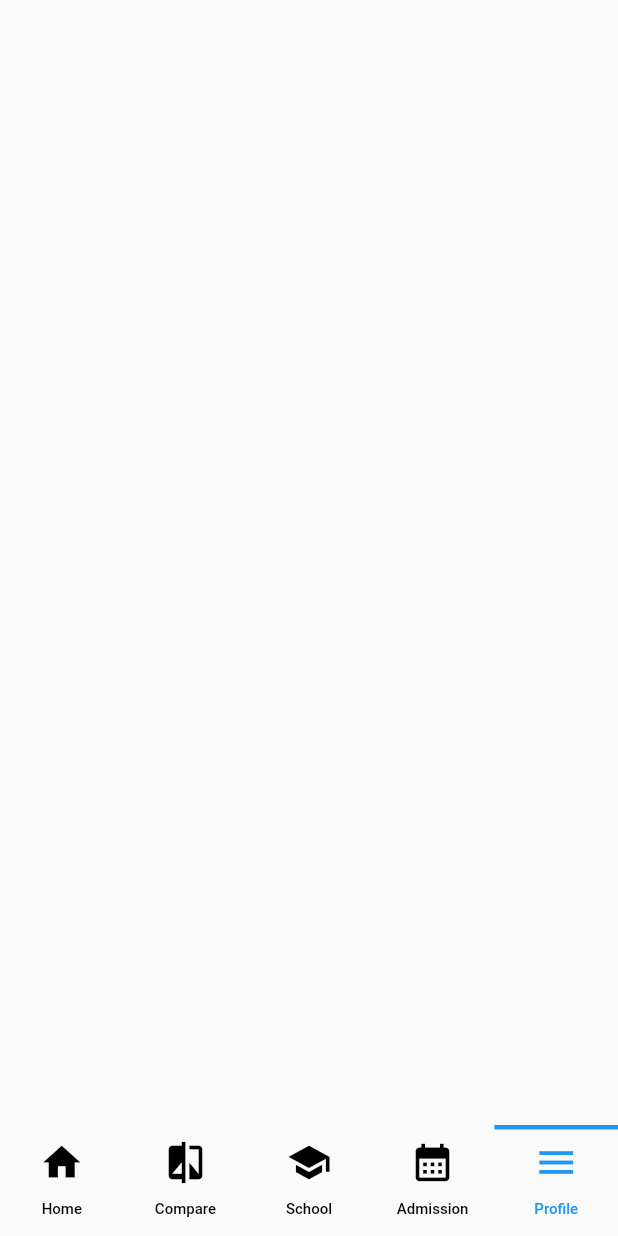
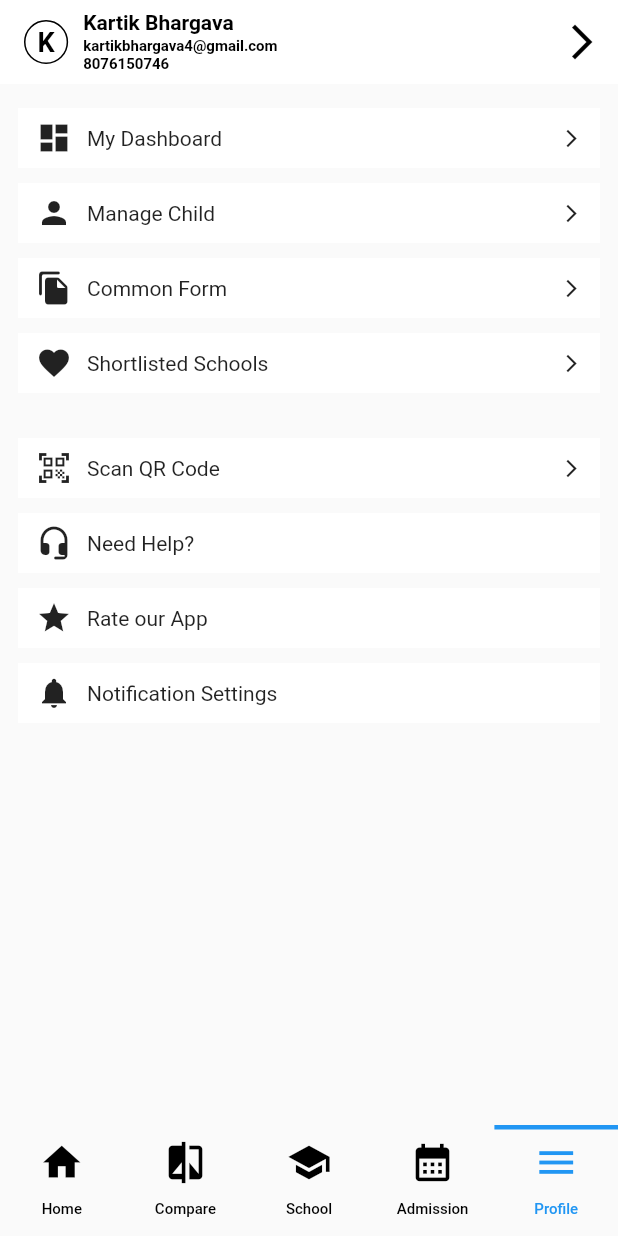
Before and after one commit to kartikbhargava11/school_app, a Flutter app: the screen it shows after launch, item 5 of the bottom bar chosen, on a phone screen of 412 x 824 dp. Run offline on Flutter 3.47's test engine with Material 2 defaults, Android fonts, the phone set to English and light mode, and no system bars; our stand-ins replace smooth_page_indicator; network calls fail.

Commit message:
add profile page

```diff
--- a/lib/main.dart
+++ b/lib/main.dart
@@ -2,6 +2,7 @@ import 'package:flutter/material.dart';
 
 import './screens/nav_screen.dart';
 import './screens/login_screen.dart';
+import './screens/search_location.dart';
 
 
 void main() {
@@ -16,6 +17,7 @@ class MyApp extends StatelessWidget {
     return MaterialApp(
       routes: {
         LoginScreen.routeName: (ctx) => const LoginScreen(),
+        SearchLocation.routeName: (ctx) => const SearchLocation()
       },
       home: const NavScreen(),
     );
--- a/lib/screens/nav_screen.dart
+++ b/lib/screens/nav_screen.dart
@@ -1,6 +1,7 @@
 import 'package:flutter/material.dart';
 
 import './home_screen.dart';
+import './profile_screen.dart';
 import '../widgets/custom_tab_bar.dart';
 
 class NavScreen extends StatefulWidget {
@@ -16,7 +17,7 @@ class _NavScreenState extends State<NavScreen> {
     Scaffold(),
     Scaffold(),
     Scaffold(),
-    Scaffold(),
+    ProfileScreen(),
   ];
 
   final Map<String, IconData> _icons = {
--- /dev/null
+++ b/lib/screens/profile_screen.dart
@@ -0,0 +1,156 @@
+import 'package:flutter/material.dart';
+
+class ProfileScreen extends StatelessWidget {
+  const ProfileScreen({Key? key}) : super(key: key);
+
+  Widget _buildContainer({ required IconData icon, required String label, seeMore = true }) {
+    return Container(
+      margin: const EdgeInsets.only(bottom: 10.0),
+      padding: const EdgeInsets.symmetric(horizontal: 12.0, vertical: 8.0),
+      decoration: const BoxDecoration(
+        color: Colors.white,
+      ),
+      child: Row(
+        children: [
+          Icon(
+            icon,
+          ),
+          const SizedBox(
+            width: 10.0,
+          ),
+          Text(
+            label
+          ),
+          const Spacer(),
+          if (seeMore)
+            const Icon(
+              Icons.arrow_forward_ios_outlined,
+              size: 14.0,
+            ),
+        ],
+      ),
+    );
+  }
+
+  @override
+  Widget build(BuildContext context) {
+    return Scaffold(
+      appBar: AppBar(
+        elevation: 0.0,
+        centerTitle: false,
+        backgroundColor: Colors.white,
+        titleTextStyle: const TextStyle(
+          color: Colors.black,
+          fontSize: 22.0,
+          fontWeight: FontWeight.bold
+        ),
+        iconTheme: const IconThemeData(
+          color: Colors.black,
+        ),
+        actions: [
+          IconButton(
+            onPressed: () {},
+            icon: const Icon(Icons.arrow_forward_ios),
+            iconSize: 28.0,
+          )
+        ],
+        title: Row(
+          children: [
+            Container(
+              padding: const EdgeInsets.all(8.0),
+              decoration: BoxDecoration(
+                shape: BoxShape.circle,
+                border: Border.all(color: Colors.black, width: 1.0),
+              ),
+              child: const Text(
+                "K",
+                style: TextStyle(
+                  color: Colors.black,
+                  fontSize: 18.0
+                )
+              )
+            ),
+            const SizedBox(
+              width: 10.0,
+            ),
+            Column(
+              crossAxisAlignment: CrossAxisAlignment.start,
+              children: [
+                Text(
+                  "Kartik Bhargava",
+                  style: TextStyle(
+                    fontWeight: FontWeight.bold,
+                    fontSize: 14.0
+                  )
+                ),
+                const SizedBox(
+                  height: 2.0,
+                ),
+                Text(
+                  "kartikbhargava4@gmail.com",
+                  style: TextStyle(
+                    fontSize: 10.0
+                  )
+                ),
+                Text(
+                  "8076150746",
+                  style: TextStyle(
+                    fontSize: 10.0
+                  )
+                ),
+              ],
+            )
+
+          ],
+        )
+      ),
+      body: SingleChildScrollView(
+        child: Padding(
+          padding: const EdgeInsets.symmetric(vertical: 16.0, horizontal: 12.0),
+          child: Column(
+            children: [
+              _buildContainer(
+                icon: Icons.dashboard,
+                label: "My Dashboard"
+              ),
+              _buildContainer(
+                icon: Icons.person,
+                label: "Manage Child"
+              ),
+              _buildContainer(
+                icon: Icons.file_copy_rounded,
+                label: "Common Form"
+              ),
+              _buildContainer(
+                icon: Icons.favorite,
+                label: "Shortlisted Schools"
+              ),
+              const SizedBox(
+                height: 20.0,
+              ),
+              _buildContainer(
+                icon: Icons.qr_code_scanner,
+                label: "Scan QR Code"
+              ),
+              _buildContainer(
+                icon: Icons.headset_mic_rounded,
+                label: "Need Help?",
+                seeMore: false,
+              ),
+              _buildContainer(
+                icon: Icons.star,
+                label: "Rate our App",
+                seeMore: false,
+              ),
+              _buildContainer(
+                icon: Icons.notifications,
+                label: "Notification Settings",
+                seeMore: false,
+              ),
+            ],
+          ),
+        ),
+      )
+    );
+  }
+}
--- a/lib/widgets/school_profile_fee_structure.dart
+++ b/lib/widgets/school_profile_fee_structure.dart
@@ -180,7 +180,7 @@ class SchoolProfileFeeStructure extends StatelessWidget {
                             width: 5.0,
                           ),
                           Icon(
-                              Icons.arrow_drop_down
+                              Icons.keyboard_arrow_down
                           )
                         ],
                       )
```
Also changed, not shown: lib/screens/home_screen.dart (+35 -7 lines), lib/screens/search_location.dart (added, +27 -0 lines).
